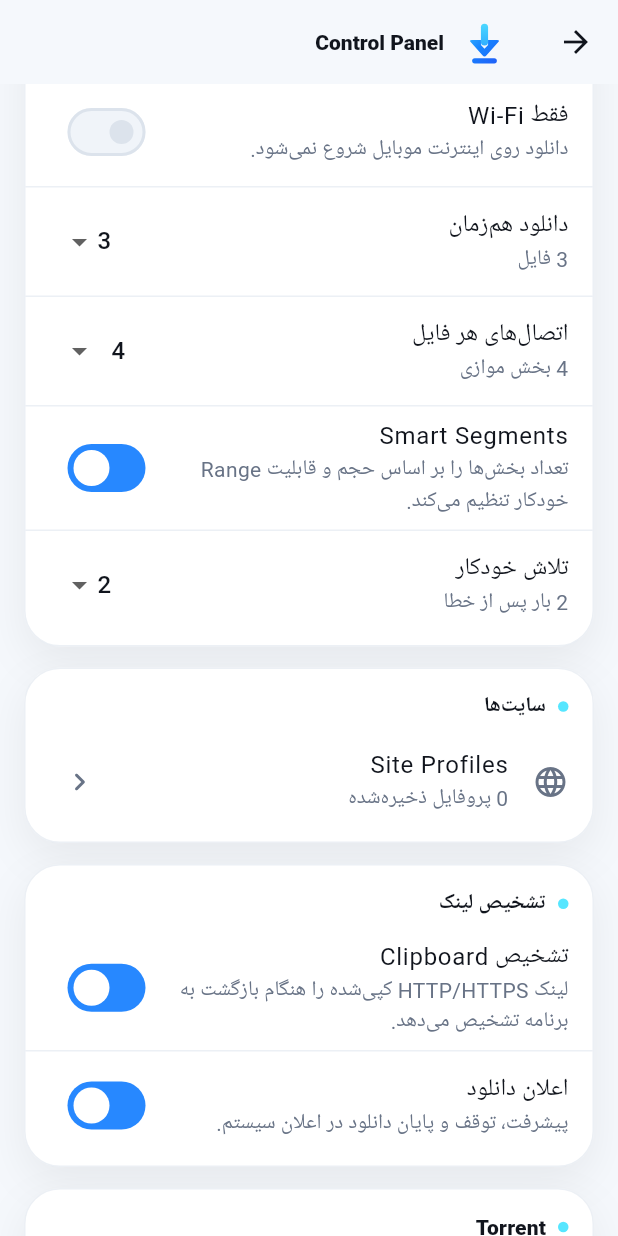
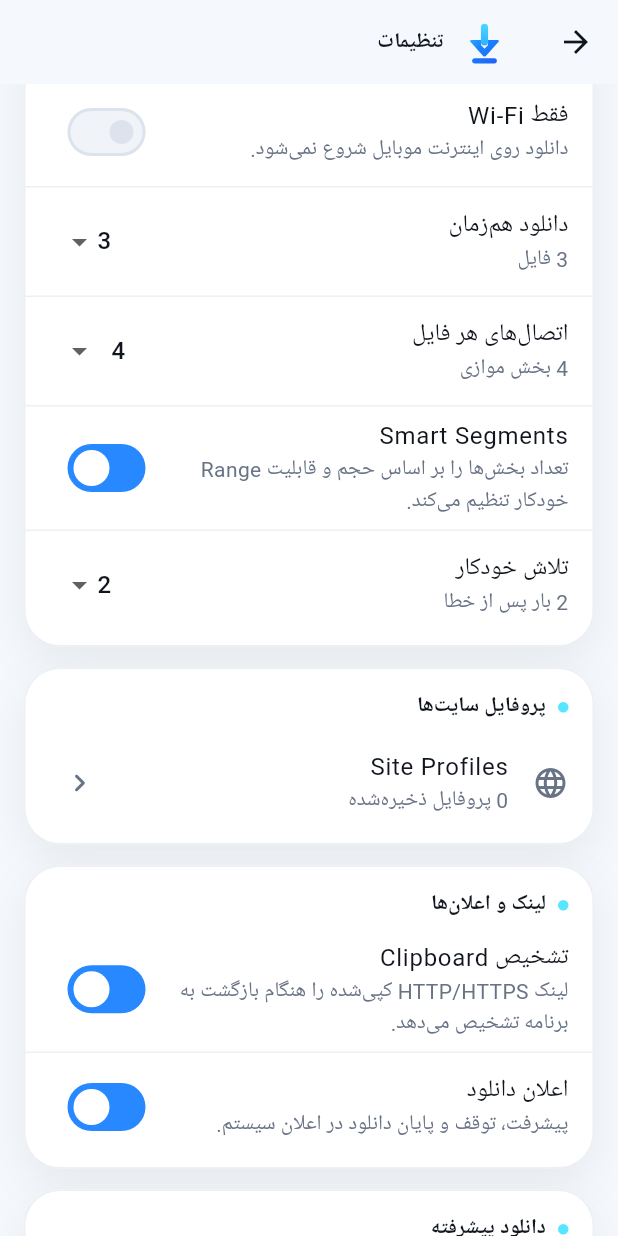
Before and after one commit to sahandse/tondro, a Flutter app: the screen it shows after launch, item 4 of the bottom bar chosen, scrolled down 576 dp, on a phone screen of 412 x 824 dp. Run offline on Flutter 3.47's test engine with Material 3 defaults, Android fonts, the light colour scheme and no system bars; our stand-ins replace file_picker, google_fonts, share_plus, shared_preferences, webview_flutter; missing offline and left inert: background_downloader, dtorrent_task_v2, home_widget, receive_sharing_intent; Roboto replaces fonts that are missing (Vazirmatn); statements that could not run were skipped.

Commit message:
ui: simplify settings language and sections

```diff
--- a/lib/src/features/settings/presentation/download_settings_page.dart
+++ b/lib/src/features/settings/presentation/download_settings_page.dart
@@ -32,7 +32,7 @@ class _DownloadSettingsPageState extends State<DownloadSettingsPage> {
           children: [
             TondroLogo(size: 34),
             SizedBox(width: 10),
-            Text('Control Panel'),
+            Text('تنظیمات'),
           ],
         ),
       ),
@@ -236,7 +236,7 @@ class _DownloadSettingsPageState extends State<DownloadSettingsPage> {
           ),
           const SizedBox(height: 14),
           _SectionCard(
-            title: 'سایت‌ها',
+            title: 'پروفایل سایت‌ها',
             children: [
               ListTile(
                 leading: const Icon(Icons.language_rounded),
@@ -260,7 +260,7 @@ class _DownloadSettingsPageState extends State<DownloadSettingsPage> {
           ),
           const SizedBox(height: 14),
           _SectionCard(
-            title: 'تشخیص لینک',
+            title: 'لینک و اعلان‌ها',
             children: [
               SwitchListTile.adaptive(
                 value: settings.clipboardDetection,
@@ -289,7 +289,7 @@ class _DownloadSettingsPageState extends State<DownloadSettingsPage> {
           ),
           const SizedBox(height: 14),
           _SectionCard(
-            title: 'Torrent',
+            title: 'دانلود پیشرفته',
             children: [
               ListTile(
                 leading: const Icon(Icons.hub_outlined),
@@ -308,7 +308,7 @@ class _DownloadSettingsPageState extends State<DownloadSettingsPage> {
           ),
           const SizedBox(height: 14),
           _SectionCard(
-            title: 'بعد از تکمیل',
+            title: 'بعد از دانلود',
             children: [
               Padding(
                 padding: const EdgeInsets.fromLTRB(12, 8, 12, 12),
@@ -339,7 +339,7 @@ class _DownloadSettingsPageState extends State<DownloadSettingsPage> {
           ),
           const SizedBox(height: 14),
           _SectionCard(
-            title: 'پشتیبان‌گیری',
+            title: 'بکاپ و بازیابی',
             children: [
               ListTile(
                 leading: const Icon(Icons.backup_outlined),
```
